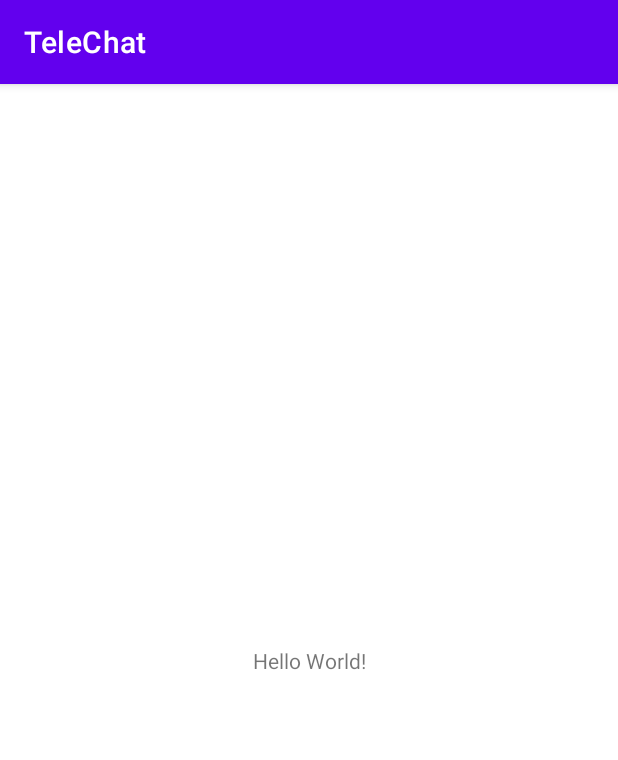
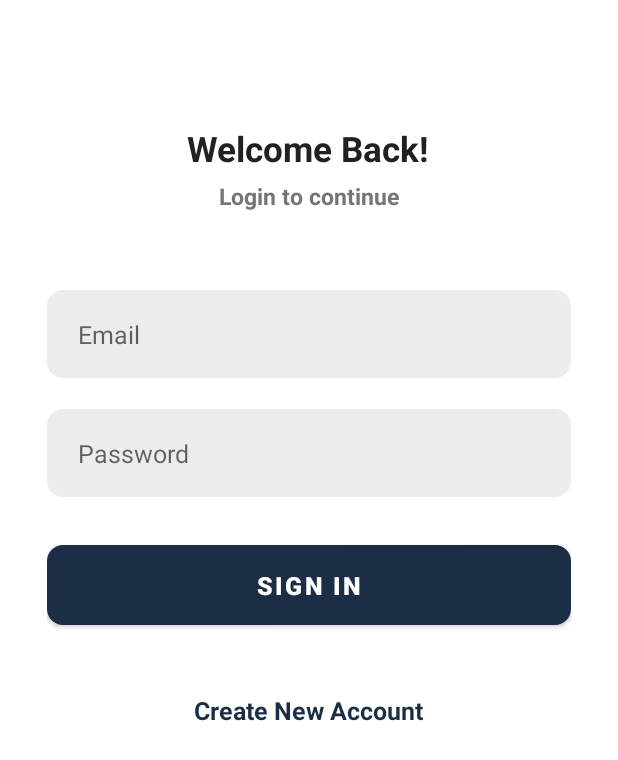
Before and after one commit to silent1603/TeleChat, an Android app: the screen it shows after launch (MainActivity before the commit, SignInActivity after it), on a phone screen of 412 x 824 dp. Shown: the top 760 px of the screen. Run offline under Robolectric (Android 15) with nearby library versions, the phone set to English and light mode, and no system bars; our stand-ins replace sdp/ssp sizes.

Commit message:
update sign up

```diff
--- a/app/src/main/java/com/ET/telechat/MainActivity.java
+++ b/app/src/main/java/com/ET/telechat/Activities/MainActivity.java
@@ -1,8 +1,10 @@
-package com.ET.telechat;
+package com.ET.telechat.Activities;
 
 import androidx.appcompat.app.AppCompatActivity;
 
 import android.os.Bundle;
+
+import com.ET.telechat.R;
 
 public class MainActivity extends AppCompatActivity {
 
--- /dev/null
+++ b/app/src/main/java/com/ET/telechat/Activities/SignInActivity.java
@@ -0,0 +1,42 @@
+package com.ET.telechat.Activities;
+
+import androidx.appcompat.app.AppCompatActivity;
+
+import android.content.Intent;
+import android.os.Bundle;
+
+
+import com.ET.telechat.R;
+import com.ET.telechat.databinding.ActivitySignInBinding;
+
+
+public class SignInActivity extends AppCompatActivity {
+
+
+    ActivitySignInBinding binding;
+    @Override
+    protected void onCreate(Bundle savedInstanceState) {
+        super.onCreate(savedInstanceState);
+        init();
+        setListensers();
+        config();
+        setContentView(binding.getRoot());
+    }
+
+    private void init()
+    {
+        binding = ActivitySignInBinding.inflate(getLayoutInflater());
+    }
+
+    private void setListensers()
+    {
+        binding.textCreateNewAccount.setOnClickListener( v -> {
+            startActivity(new Intent(getApplicationContext(),SignUpActivity.class));
+        });
+    }
+
+    private void config()
+    {
+
+    }
+}
--- /dev/null
+++ b/app/src/main/res/drawable/background_image.xml
@@ -0,0 +1,5 @@
+<?xml version="1.0" encoding="utf-8"?>
+<shape xmlns:android="http://schemas.android.com/apk/res/android"
+    android:shape="oval">
+    <solid android:color="@color/input_background"/>
+</shape>
--- /dev/null
+++ b/app/src/main/res/drawable/background_input.xml
@@ -0,0 +1,7 @@
+<?xml version="1.0" encoding="utf-8"?>
+<shape xmlns:android="http://schemas.android.com/apk/res/android"
+    android:shape="rectangle">
+    <solid android:color="@color/input_background"/>
+    <corners android:radius="@dimen/_8sdp" />
+
+</shape>
--- a/app/src/main/res/layout/activity_main.xml
+++ b/app/src/main/res/layout/activity_main.xml
@@ -4,7 +4,7 @@
     xmlns:tools="http://schemas.android.com/tools"
     android:layout_width="match_parent"
     android:layout_height="match_parent"
-    tools:context=".MainActivity">
+    tools:context=".Activities.MainActivity">
 
     <TextView
         android:layout_width="wrap_content"
--- /dev/null
+++ b/app/src/main/res/layout/activity_sign_in.xml
@@ -0,0 +1,86 @@
+<?xml version="1.0" encoding="utf-8"?>
+<ScrollView xmlns:android="http://schemas.android.com/apk/res/android"
+    xmlns:app="http://schemas.android.com/apk/res-auto"
+    xmlns:tools="http://schemas.android.com/tools"
+    android:layout_width="match_parent"
+    android:layout_height="match_parent"
+    android:clipToPadding="false"
+    android:overScrollMode="never"
+    android:padding="@dimen/_24sdp"
+    android:scrollbars="none"
+    tools:context=".Activities.SignInActivity">
+    <LinearLayout
+        android:layout_width="match_parent"
+        android:layout_height="wrap_content"
+        android:gravity="center_horizontal"
+        android:orientation="vertical">
+        <TextView
+            android:layout_width="wrap_content"
+            android:layout_height="wrap_content"
+            android:layout_marginTop="@dimen/_40sdp"
+            android:text='@string/welcome_back'
+            android:textColor="@color/primary_text"
+            android:textSize="@dimen/_18ssp"
+            android:textStyle="bold"/>
+
+        <TextView
+            android:layout_width="wrap_content"
+            android:layout_height="wrap_content"
+            android:layout_marginTop="@dimen/_4sdp"
+            android:text='@string/login_to_continue'
+            android:textColor="@color/secondary_text"
+            android:textSize="@dimen/_12ssp"
+            android:textStyle="bold"/>
+
+        <EditText
+            android:id="@+id/inputEmail"
+            android:layout_width="match_parent"
+            android:layout_height="@dimen/_45sdp"
+            android:layout_marginTop="@dimen/_40sdp"
+            android:background="@drawable/background_input"
+            android:hint="@string/email"
+            android:imeOptions="actionNext"
+            android:importantForAutofill="no"
+            android:inputType="textEmailAddress"
+            android:paddingStart="@dimen/_16sdp"
+            android:paddingEnd="@dimen/_16sdp"
+            android:textColor="@color/primary_text"
+            android:textSize="@dimen/_13ssp"/>
+
+        <EditText
+            android:id="@+id/inputPassword"
+            android:layout_width="match_parent"
+            android:layout_height="@dimen/_45sdp"
+            android:layout_marginTop="@dimen/_16sdp"
+            android:background="@drawable/background_input"
+            android:hint="@string/password"
+            android:imeOptions="actionDone"
+            android:importantForAutofill="no"
+            android:inputType="textPassword"
+            android:paddingStart="@dimen/_16sdp"
+            android:paddingEnd="@dimen/_16sdp"
+            android:textColor="@color/primary_text"
+            android:textSize="@dimen/_13ssp"/>
+        <com.google.android.material.button.MaterialButton
+            android:id="@+id/buttonSignIn"
+            android:layout_width="match_parent"
+            android:layout_height="@dimen/_50sdp"
+            android:layout_marginTop="@dimen/_20sdp"
+            android:text="@string/sign_in"
+            android:textColor="@color/white"
+            android:textSize="@dimen/_13ssp"
+            android:textStyle="bold"
+            app:cornerRadius="@dimen/_8sdp"
+            />
+        <TextView
+            android:id="@+id/textCreateNewAccount"
+            android:layout_width="wrap_content"
+            android:layout_height="wrap_content"
+            android:layout_marginTop="@dimen/_30sdp"
+            android:text="@string/create_new_account"
+            android:textColor="@color/primary"
+            android:textSize="@dimen/_13ssp"
+            android:textStyle="bold"/>
+    </LinearLayout>
+
+</ScrollView>
--- a/app/src/main/res/values-night/themes.xml
+++ b/app/src/main/res/values-night/themes.xml
@@ -1,16 +1,6 @@
 <resources xmlns:tools="http://schemas.android.com/tools">
-    <!-- Base application theme. -->
-    <style name="Theme.TeleChat" parent="Theme.MaterialComponents.DayNight.DarkActionBar">
-        <!-- Primary brand color. -->
-        <item name="colorPrimary">@color/purple_200</item>
-        <item name="colorPrimaryVariant">@color/purple_700</item>
-        <item name="colorOnPrimary">@color/black</item>
-        <!-- Secondary brand color. -->
-        <item name="colorSecondary">@color/teal_200</item>
-        <item name="colorSecondaryVariant">@color/teal_200</item>
-        <item name="colorOnSecondary">@color/black</item>
-        <!-- Status bar color. -->
-        <item name="android:statusBarColor">?attr/colorPrimaryVariant</item>
-        <!-- Customize your theme here. -->
+    <style name="Theme.TeleChat" parent="Theme.MaterialComponents.DayNight.NoActionBar">
+        <item name="colorPrimary">@color/primary</item>
+        <item name="android:statusBarColor"  tools:targetApi="l">@color/primary</item>
     </style>
 </resources>
--- a/app/src/main/res/values/colors.xml
+++ b/app/src/main/res/values/colors.xml
@@ -7,4 +7,12 @@
     <color name="teal_700">#FF018786</color>
     <color name="black">#FF000000</color>
     <color name="white">#FFFFFFFF</color>
+    <color name="primary">#1C2E46</color>
+    <color name="primary_dark">#142232</color>
+    <color name="primary_text">#212121</color>
+    <color name="secondary_text">#757575</color>
+    <color name="input_background">#ECECEC</color>
+    <color name="icon_background">#20FFFFFF</color>
+    <color name="error">#B00020</color>
+    <color name="received_message_background">#900D16</color>
 </resources>
--- a/app/src/main/res/values/strings.xml
+++ b/app/src/main/res/values/strings.xml
@@ -1,3 +1,13 @@
 <resources>
     <string name="app_name">TeleChat</string>
+    <string name="welcome_back">Welcome Back!</string>
+    <string name="login_to_continue">Login to continue</string>
+    <string name="email">Email</string>
+    <string name="password">Password</string>
+    <string name="sign_in">Sign In</string>
+    <string name="create_new_account">Create New Account</string>
+    <string name="add_image">Add Image</string>
+    <string name="name">Name</string>
+    <string name="confirm_password">Confirm Password</string>
+    <string name="sign_up">Sign Up</string>
 </resources>
--- a/app/src/main/res/values/themes.xml
+++ b/app/src/main/res/values/themes.xml
@@ -1,16 +1,6 @@
 <resources xmlns:tools="http://schemas.android.com/tools">
-    <!-- Base application theme. -->
-    <style name="Theme.TeleChat" parent="Theme.MaterialComponents.DayNight.DarkActionBar">
-        <!-- Primary brand color. -->
-        <item name="colorPrimary">@color/purple_500</item>
-        <item name="colorPrimaryVariant">@color/purple_700</item>
-        <item name="colorOnPrimary">@color/white</item>
-        <!-- Secondary brand color. -->
-        <item name="colorSecondary">@color/teal_200</item>
-        <item name="colorSecondaryVariant">@color/teal_700</item>
-        <item name="colorOnSecondary">@color/black</item>
-        <!-- Status bar color. -->
-        <item name="android:statusBarColor">?attr/colorPrimaryVariant</item>
-        <!-- Customize your theme here. -->
+    <style name="Theme.TeleChat" parent="Theme.MaterialComponents.DayNight.NoActionBar">
+        <item name="colorPrimary">@color/primary</item>
+        <item name="android:statusBarColor" tools:targetApi="l">@color/primary</item>
     </style>
 </resources>
--- a/build.gradle
+++ b/build.gradle
@@ -7,7 +7,7 @@ buildscript {
 
     }
     dependencies {
-
+        classpath 'com.android.tools.build:gradle:7.4.2'
         classpath 'com.google.gms:google-services:4.3.15'
 
     }
```
Also changed, not shown: app/build.gradle (+9 -1 lines), app/src/main/AndroidManifest.xml (+20 -3 lines), app/src/main/java/com/ET/telechat/Activities/SignUpActivity.java (added, +203 -0 lines), app/src/main/java/com/ET/telechat/Firebase/MessageService.java (added, +22 -0 lines), app/src/main/java/com/ET/telechat/Utilities/Constants.java (added, +13 -0 lines), app/src/main/java/com/ET/telechat/Utilities/PreferenceManager.java (added, +46 -0 lines), app/src/main/res/layout/activity_sign_up.xml (added, +156 -0 lines).
